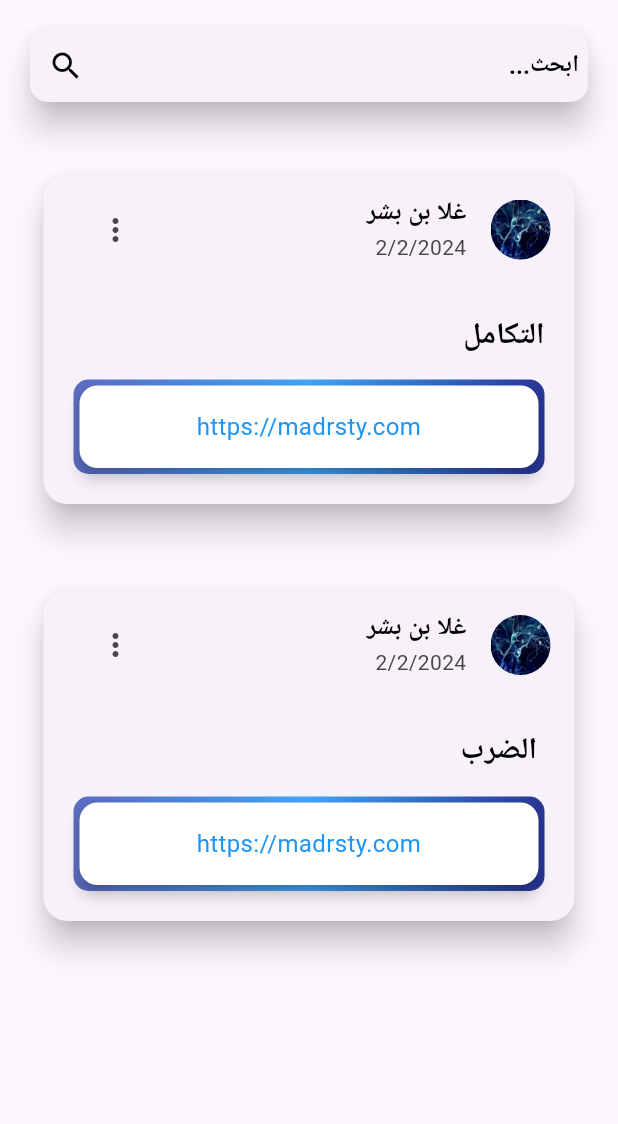
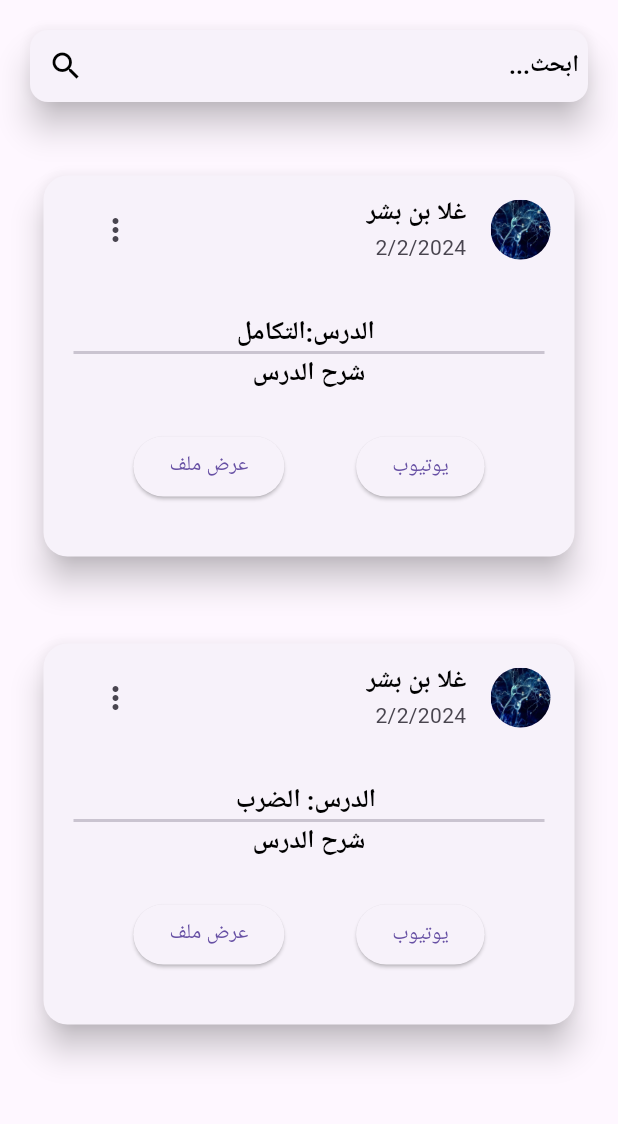
Before and after one commit to Abnhd/Graduation_Project, a Flutter app: the lesson screen opened directly, on a phone screen of 412 x 824 dp, the part 84-1208 px from its top. Run offline on Flutter 3.47's test engine with Material 3 defaults, Android fonts, the phone set to English and light mode, and no system bars; our stand-ins replace dio, file_picker, flutter_staggered_animations, page_transition, shared_preferences; missing offline and left inert: dart:ffi, flutter_pdfview; accounts and stored records are empty.

Commit message:
update buttons for lesson

```diff
--- a/lib/main.dart
+++ b/lib/main.dart
@@ -3,6 +3,7 @@
 import 'dart:io';
 
 
+import 'package:abeermdrsty/view/student/lesson.dart';
 import 'package:abeermdrsty/view/teacher/report.dart';
 
 import 'package:flutter/material.dart';
@@ -66,7 +67,7 @@ class MyApp extends StatelessWidget {
           debugShowCheckedModeBanner: false,
 
 
-          home:tabsbutton(),
+          home:lesson(),
         ));
   }
 
--- a/lib/style/list.dart
+++ b/lib/style/list.dart
@@ -294,26 +294,32 @@ List<clase> clas = [
 class lesson {
   final String name;
   final String titile;
+
   final String content;
+
   final String data;
 
   lesson(
       {required this.titile,
       required this.content,
+
       required this.name,
       required this.data});
 }
 
-List<notivication> less = [
-  notivication(
+List<lesson> less = [
+  lesson(
       titile: "التكامل",
+
+
       content:
-        "https://madrsty.com",
+        "شرح الدرس",
       name: 'غلا بن بشر',
       data: "2/2/2024"),
-  notivication(
+  lesson(
       titile: " الضرب",
-      content: "https://madrsty.com",
+
+      content:  "شرح الدرس",
       name: 'غلا بن بشر',
       data: "2/2/2024"),
 ];
--- a/lib/view/student/lesson.dart
+++ b/lib/view/student/lesson.dart
@@ -4,6 +4,7 @@ import 'package:abeermdrsty/constant/appbarchild.dart';
 import 'package:abeermdrsty/constant/fontstyle.dart';
 import 'package:abeermdrsty/style/list.dart';
 import 'package:abeermdrsty/view/student/components/drawer/custom_drawer.dart';
+import 'package:url_launcher/url_launcher.dart';
 
 class lesson extends StatefulWidget {
   @override
@@ -19,12 +20,21 @@ class _lessonState extends State<lesson> {
     });
   }
 
+  final String videoUrl = 'https://www.youtube.com/watch?v=exampleVideoId';
+  void launchUrl(String url) async {
+    if (!await canLaunchUrl(Uri.parse(url))) {
+      throw 'Could not launch $url';
+    }
+    // ignore: deprecated_member_use
+    await launch(url);
+  }
+
   @override
   Widget build(BuildContext context) {
     // Filtered notifications based on search text
     final filteredNotifications = less
-        .where((notification) =>
-            _searchText.isEmpty || notification.titile.contains(_searchText))
+        .where((lesson) =>
+            _searchText.isEmpty || lesson.titile.contains(_searchText))
         .toList();
 
     return Directionality(
@@ -153,55 +163,45 @@ class _lessonState extends State<lesson> {
                                         padding: const EdgeInsets.all(20),
                                         child: Column(
                                           crossAxisAlignment:
-                                              CrossAxisAlignment.start,
+                                              CrossAxisAlignment.center,
                                           children: [
                                             Text(
-                                              notifi.titile,
-                                              style: fontstyle.fontheading,
+                                              " الدرس:${notifi.titile}",
+                                              style: fonttitlestyle.fonttitle,
                                             ),
-                                            SizedBox(height: 15),
-                                            Container(
-                                              width: MediaQuery.of(context)
-                                                  .size
-                                                  .width,
-                                              decoration: BoxDecoration(
-                                                gradient: LinearGradient(
-                                                  colors: [
-                                                    Colors.indigo.shade400,
-                                                    Colors.blue.shade400,
-                                                    Colors.indigo.shade800,
-                                                  ],
-                                                ),
-                                                shape: BoxShape.rectangle,
-                                                borderRadius:
-                                                    const BorderRadius.all(
-                                                        Radius.circular(10)),
-                                              ),
-                                              child: Card(
-                                                color: Colors.white,
-                                                elevation: 4,
-                                                shape: RoundedRectangleBorder(
-                                                  borderRadius:
-                                                      BorderRadius.circular(12),
-                                                ),
-                                                child: Padding(
-                                                  padding: const EdgeInsets.all(
-                                                      16.0),
-                                                  child: Column(
-                                                    crossAxisAlignment:
-                                                        CrossAxisAlignment
-                                                            .center,
-                                                    children: [
-                                                      Text(
-                                                        notifi.content,
-                                                        style: TextStyle(
-                                                          color: Colors.blue,
-                                                          fontSize: 16,
-                                                        ),
-                                                      ),
-                                                    ],
+                                            Divider(
+                                              height: 2,
+                                              thickness: 2,
+                                            ),
+                                            Text(notifi.content,
+                                                style:
+                                                    fonttitlestyle.fonttitle,
+                                                    textAlign: TextAlign.center,),
+                                            SizedBox(
+                                              height: 10,
+                                            ),
+                                            Padding(
+                                              padding:
+                                                  const EdgeInsets.all(16.0),
+                                              child: Row(
+                                                crossAxisAlignment:
+                                                    CrossAxisAlignment.center,
+                                                mainAxisAlignment:
+                                                    MainAxisAlignment
+                                                        .spaceAround,
+                                                children: [
+                                                  ElevatedButton(
+                                                    onPressed: () => launchUrl(
+                                                        videoUrl), // Open YouTube link
+                                                    child: const Text('يوتيوب'),
                                                   ),
-                                                ),
+                                                  ElevatedButton(
+                                                    onPressed: () {},
+                                                    // Open YouTube link
+                                                    child:
+                                                        const Text('عرض ملف'),
+                                                  ),
+                                                ],
                                               ),
                                             ),
                                           ],
--- a/pubspec.yaml
+++ b/pubspec.yaml
@@ -47,6 +47,7 @@ dependencies:
   flutter_pdfview: ^1.2.2
   dio: ^4.0.0
   image_picker: ^0.8.5
+  url_launcher: ^6.1.2
 
 dev_dependencies:
   flutter_test:
```
Also changed, not shown: pubspec.lock.
